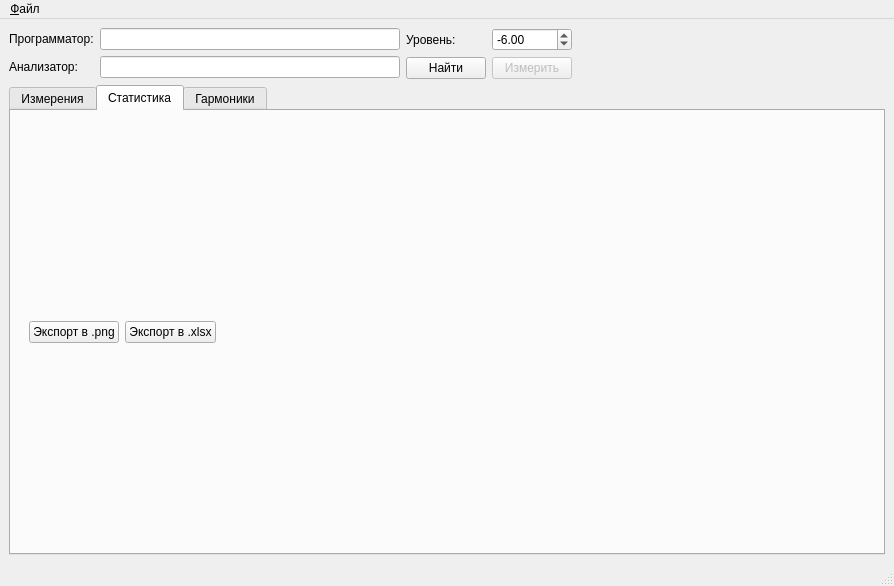
Above: mw_measure.ui from igrekus/lpf_measure before the change. Below: the same form after it.
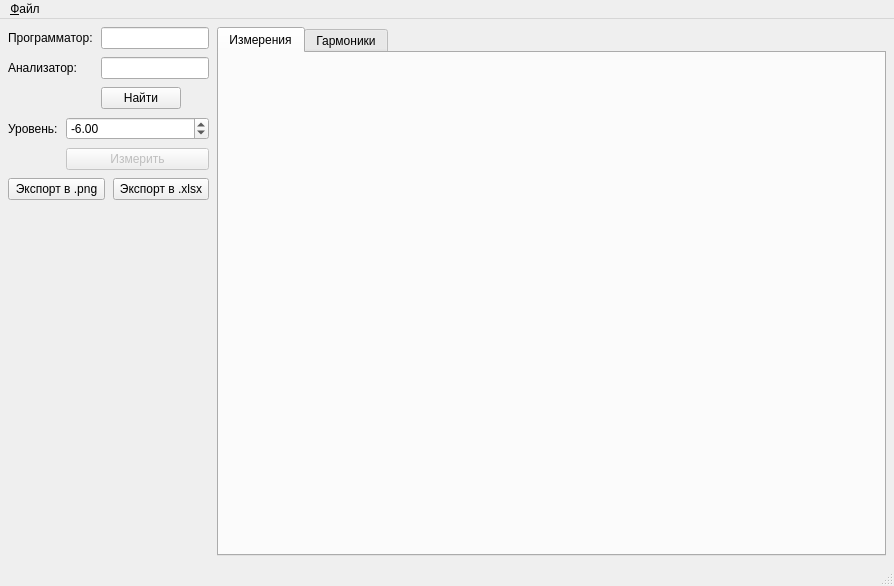
That is the form after the change. The open tabs and pages were chosen to show the change.

Commit message: ref: rearrange UI

What changed in the file:
```diff
--- a/mw_measure.ui
+++ b/mw_measure.ui
@@ -14,11 +14,32 @@
    <string>Измерения параметров ФНЧ</string>
   </property>
   <widget class="QWidget" name="centralwidget">
-   <layout class="QVBoxLayout" name="verticalLayout">
+   <layout class="QHBoxLayout" name="horizontalLayout_2">
+    <property name="spacing">
+     <number>8</number>
+    </property>
+    <property name="leftMargin">
+     <number>8</number>
+    </property>
+    <property name="topMargin">
+     <number>8</number>
+    </property>
+    <property name="rightMargin">
+     <number>8</number>
+    </property>
+    <property name="bottomMargin">
+     <number>8</number>
+    </property>
     <item>
-     <layout class="QHBoxLayout" name="horizontalLayout">
+     <layout class="QVBoxLayout" name="verticalLayout">
+      <property name="sizeConstraint">
+       <enum>QLayout::SetMinimumSize</enum>
+      </property>
       <item>
        <layout class="QFormLayout" name="formLayout">
+        <property name="sizeConstraint">
+         <enum>QLayout::SetMinimumSize</enum>
+        </property>
         <item row="0" column="0">
          <widget class="QLabel" name="lblArduino">
           <property name="text">
@@ -62,7 +83,7 @@
           </property>
           <property name="minimumSize">
            <size>
-            <width>300</width>
+            <width>0</width>
             <height>0</height>
            </size>
           </property>
@@ -77,10 +98,26 @@
           </property>
          </widget>
         </item>
+        <item row="2" column="1">
+         <widget class="QPushButton" name="btnFindInstruments">
+          <property name="sizePolicy">
+           <sizepolicy hsizetype="Fixed" vsizetype="Fixed">
+            <horstretch>0</horstretch>
+            <verstretch>0</verstretch>
+           </sizepolicy>
+          </property>
+          <property name="text">
+           <string>Найти</string>
+          </property>
+         </widget>
+        </item>
        </layout>
       </item>
       <item>
        <layout class="QFormLayout" name="formLayout_2">
+        <property name="sizeConstraint">
+         <enum>QLayout::SetMaximumSize</enum>
+        </property>
         <item row="0" column="0">
          <widget class="QLabel" name="lblCutoffMagnitude">
           <property name="text">
@@ -101,19 +138,6 @@
           </property>
          </widget>
         </item>
-        <item row="1" column="0">
-         <widget class="QPushButton" name="btnFindInstruments">
-          <property name="sizePolicy">
-           <sizepolicy hsizetype="Fixed" vsizetype="Fixed">
-            <horstretch>0</horstretch>
-            <verstretch>0</verstretch>
-           </sizepolicy>
-          </property>
-          <property name="text">
-           <string>Найти</string>
-          </property>
-         </widget>
-        </item>
         <item row="1" column="1">
          <widget class="QPushButton" name="btnMeasure">
           <property name="enabled">
@@ -127,14 +151,35 @@
        </layout>
       </item>
       <item>
-       <spacer name="horizontalSpacer">
+       <layout class="QHBoxLayout" name="horizontalLayout">
+        <item>
+         <widget class="QPushButton" name="btnExportPng">
+          <property name="text">
+           <string>Экспорт в .png</string>
+          </property>
+         </widget>
+        </item>
+        <item>
+         <widget class="QPushButton" name="btnExportExcel">
+          <property name="text">
+           <string>Экспорт в .xlsx</string>
+          </property>
+         </widget>
+        </item>
+       </layout>
+      </item>
+      <item>
+       <spacer name="verticalSpacer">
         <property name="orientation">
-         <enum>Qt::Horizontal</enum>
+         <enum>Qt::Vertical</enum>
+        </property>
+        <property name="sizeType">
+         <enum>QSizePolicy::Expanding</enum>
         </property>
         <property name="sizeHint" stdset="0">
          <size>
-          <width>40</width>
-          <height>20</height>
+          <width>20</width>
+          <height>40</height>
          </size>
         </property>
        </spacer>
@@ -144,74 +189,24 @@
     <item>
      <widget class="QTabWidget" name="tabCharts">
       <property name="currentIndex">
-       <number>2</number>
+       <number>0</number>
       </property>
       <widget class="QWidget" name="tabMeasure">
        <attribute name="title">
         <string>Измерения</string>
        </attribute>
-       <layout class="QHBoxLayout" name="horizontalLayout_5">
-        <item>
+       <layout class="QGridLayout" name="gridLayout">
+        <item row="0" column="0">
          <layout class="QVBoxLayout" name="layoutMainPlot"/>
         </item>
-        <item>
+        <item row="0" column="1">
          <layout class="QVBoxLayout" name="layoutDoubleTriple"/>
         </item>
-       </layout>
-      </widget>
-      <widget class="QWidget" name="tabStats">
-       <attribute name="title">
-        <string>Статистика</string>
-       </attribute>
-       <layout class="QVBoxLayout" name="verticalLayout_2">
-        <item>
-         <widget class="QWidget" name="buttonContainer" native="true">
-          <property name="sizePolicy">
-           <sizepolicy hsizetype="Preferred" vsizetype="Fixed">
-            <horstretch>0</horstretch>
-            <verstretch>0</verstretch>
-           </sizepolicy>
-          </property>
-          <layout class="QHBoxLayout" name="horizontalLayout_2">
-           <item>
-            <widget class="QPushButton" name="btnExportPng">
-             <property name="text">
-              <string>Экспорт в .png</string>
-             </property>
-            </widget>
-           </item>
-           <item>
-            <widget class="QPushButton" name="btnExportExcel">
-             <property name="text">
-              <string>Экспорт в .xlsx</string>
-             </property>
-            </widget>
-           </item>
-           <item>
-            <spacer name="horizontalSpacer_2">
-             <property name="orientation">
-              <enum>Qt::Horizontal</enum>
-             </property>
-             <property name="sizeHint" stdset="0">
-              <size>
-               <width>829</width>
-               <height>20</height>
-              </size>
-             </property>
-            </spacer>
-           </item>
-          </layout>
-         </widget>
+        <item row="1" column="0">
+         <layout class="QVBoxLayout" name="cutoffFreqLayut"/>
         </item>
-        <item>
-         <layout class="QHBoxLayout" name="horizontalLayout_3">
-          <item>
-           <layout class="QVBoxLayout" name="cutoffFreqLayut"/>
-          </item>
-          <item>
-           <layout class="QVBoxLayout" name="cutoffDeltaLayout"/>
-          </item>
-         </layout>
+        <item row="1" column="1">
+         <layout class="QVBoxLayout" name="cutoffDeltaLayout"/>
         </item>
        </layout>
       </widget>
```
